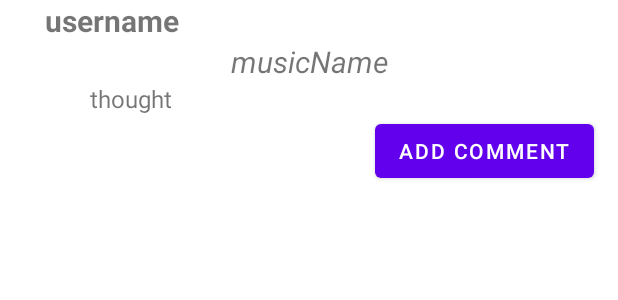
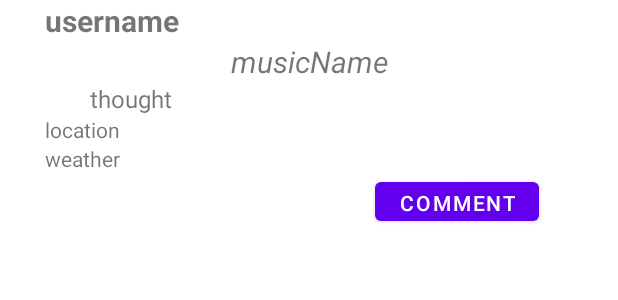
Before and after one commit to YeYaoyy/MusicForumApp, an Android app: the layout recycler_moments.xml on its own in the app's theme, with its tools: preview values and no code run, on a phone screen of 412 x 824 dp. Shown: the top 300 px of the screen. Run offline under Robolectric (Android 15) with nearby library versions, the phone set to English and light mode, and no system bars.

Commit message:
add location and test successfully

```diff
--- a/app/build.gradle
+++ b/app/build.gradle
@@ -35,6 +35,7 @@ android {
     }
 
 
+    useLibrary 'org.apache.http.legacy'
 }
 
 dependencies {
--- a/app/src/main/java/edu/northeastern/numad22fa_team23/ProjectMomentViewHolder.java
+++ b/app/src/main/java/edu/northeastern/numad22fa_team23/ProjectMomentViewHolder.java
@@ -23,6 +23,8 @@ public class ProjectMomentViewHolder extends RecyclerView.ViewHolder {
     RecyclerView recyclerView;
     ProjectCommentAdapter commentAdapter;
     LinearLayoutManager linearLayoutManager;
+    TextView location;
+    TextView weather;
 
     public void showComment(List<ProjectComment> projectCommentList) {
         commentAdapter.setData(projectCommentList);
@@ -35,6 +37,8 @@ public class ProjectMomentViewHolder extends RecyclerView.ViewHolder {
         musicName = (TextView) itemView.findViewById(R.id.musicName);
         thought = (TextView) itemView.findViewById(R.id.thought);
         addComment = (Button) itemView.findViewById(R.id.addComment);
+        location = (TextView) itemView.findViewById(R.id.location);
+        weather = (TextView) itemView.findViewById(R.id.weather);
         recyclerView = (RecyclerView) itemView.findViewById(R.id.recyclerViewComment);
         commentAdapter = new ProjectCommentAdapter(context);
         linearLayoutManager = new LinearLayoutManager(context);
--- a/app/src/main/java/edu/northeastern/numad22fa_team23/ProjectMomentsAdapter.java
+++ b/app/src/main/java/edu/northeastern/numad22fa_team23/ProjectMomentsAdapter.java
@@ -46,6 +46,8 @@ public class ProjectMomentsAdapter extends RecyclerView.Adapter<ProjectMomentVie
         viewHolder.musicName.setText(list.get(position).getMusicName());
         viewHolder.thought.setText(list.get(position).getThought());
         viewHolder.momentID = list.get(position).getMomentId();
+        viewHolder.location.setText(list.get(position).getLocation());
+        viewHolder.weather.setText(list.get(position).getWeather());
         viewHolder.showComment(list.get(position).getCommentList());
 
 //        LinearLayoutManager linearLayoutManager = new LinearLayoutManager(context);
--- a/app/src/main/res/layout/recycler_moments.xml
+++ b/app/src/main/res/layout/recycler_moments.xml
@@ -33,13 +33,29 @@
         android:textSize="16sp"
         android:layout_marginLeft="60dp"/>
 
+    <TextView
+        android:id="@+id/location"
+        android:layout_width="wrap_content"
+        android:layout_height="wrap_content"
+        android:layout_below="@+id/thought"
+        android:layout_marginLeft="30dp"
+        android:text="location" />
+
+    <TextView
+        android:id="@+id/weather"
+        android:layout_width="wrap_content"
+        android:layout_height="wrap_content"
+        android:layout_below="@+id/location"
+        android:layout_marginLeft="30dp"
+        android:text="weather" />
+
     <Button
         android:id="@+id/addComment"
         android:layout_width="wrap_content"
-        android:layout_height="wrap_content"
-        android:layout_below="@+id/thought"
-        android:layout_marginLeft="250dp"
-        android:text="add comment" />
+        android:layout_height="38dp"
+        android:layout_below="@+id/weather"
+        android:layout_marginStart="250dp"
+        android:text="comment" />
 
     <androidx.recyclerview.widget.RecyclerView
         android:id="@+id/recyclerViewComment"
```
Also changed, not shown: app/src/main/java/edu/northeastern/numad22fa_team23/ProjectMomentsActivity.java (+49 -6 lines), app/src/main/java/edu/northeastern/numad22fa_team23/model/ProjectMoment.java (+20 -0 lines).
